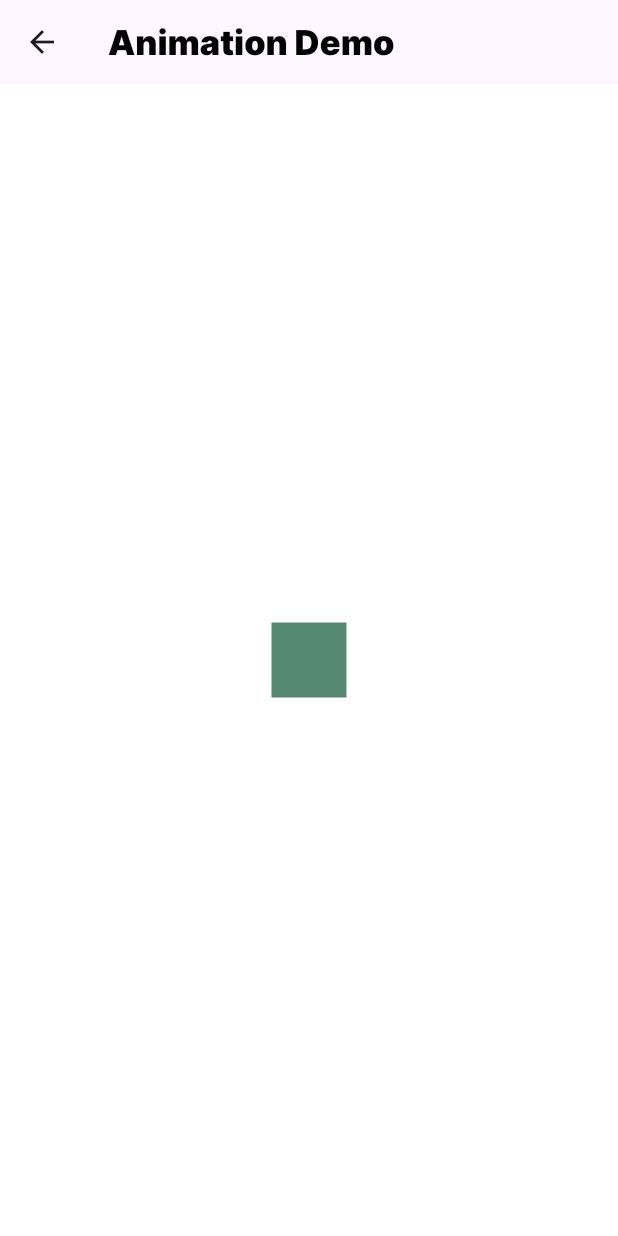
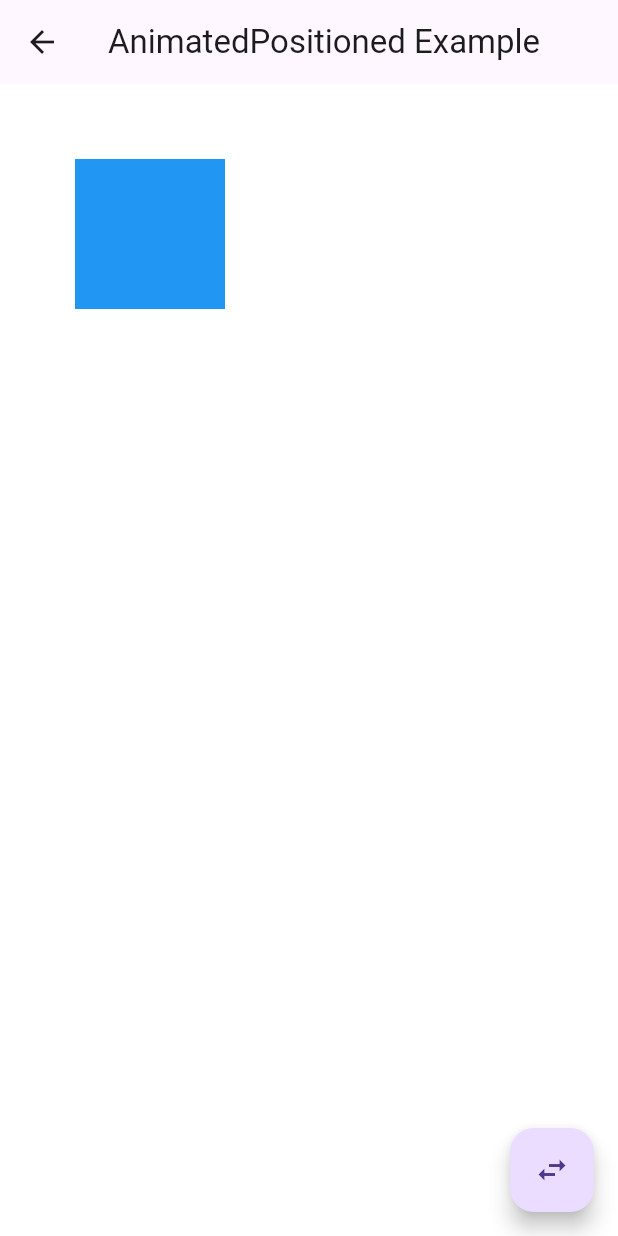
Before and after one commit to Yorq1nnur/najot_talim_nt, a Flutter app: the AnimatedDemoScreen screen opened directly, on a phone screen of 412 x 824 dp. Run offline on Flutter 3.47's test engine with Material 3 defaults, Android fonts, the phone set to English and light mode, and no system bars; our stand-ins replace flutter_screenutil, zoom_tap_animation.

Commit message:
Animations

```diff
--- a/lib/screens/animation_demo_screen/animation_demo_screen.dart
+++ b/lib/screens/animation_demo_screen/animation_demo_screen.dart
@@ -1,9 +1,6 @@
 // ignore_for_file: prefer_const_constructors, prefer_const_literals_to_create_immutables
 
 import 'package:flutter/material.dart';
-import 'package:flutter_screenutil/flutter_screenutil.dart';
-import 'package:najot_talim_nt/utils/colors/app_colors.dart';
-import 'package:najot_talim_nt/utils/styles/app_text_style.dart';
 
 class AnimatedDemoScreen extends StatefulWidget {
   const AnimatedDemoScreen({
@@ -17,76 +14,124 @@ class AnimatedDemoScreen extends StatefulWidget {
   State<AnimatedDemoScreen> createState() => _AnimatedDemoScreenState();
 }
 
-class _AnimatedDemoScreenState extends State<AnimatedDemoScreen>
-    with SingleTickerProviderStateMixin {
-  late AnimationController controller;
-  late Animation colorAnimation;
-  late Animation sizeAnimation;
-  late Animation borderSizeAnimation;
-  bool isSquare = true;
+class _AnimatedDemoScreenState extends State<AnimatedDemoScreen> {
+  bool _isLeft = true;
+  bool _isTop = true;
 
-  @override
-  void initState() {
-    super.initState();
-
-    controller = AnimationController(
-      vsync: this,
-      duration: const Duration(seconds: 2),
-    );
-
-    colorAnimation =
-        ColorTween(begin: Colors.green, end: Colors.deepPurple).animate(controller);
-
-    sizeAnimation =
-    Tween<double>(begin: 50.0, end: 300.0).animate(CurvedAnimation(
-      parent: controller,
-      curve: Curves.bounceIn,
-      reverseCurve: Curves.bounceIn,
-    ))
-      ..addListener(() {
-        setState(() {});
-      });
-    borderSizeAnimation =
-        Tween<double>(begin: 5.0, end: 50.0).animate(controller);
-
-    controller.addListener(() {
-      setState(() {});
+  void _togglePosition() {
+    setState(() {
+      _isLeft = !_isLeft;
     });
-
-    controller.repeat(reverse: true);
+  }
+  void _bottomPosition() {
+    setState(() {
+      _isTop = !_isTop;
+    });
   }
 
   @override
   Widget build(BuildContext context) {
     return Scaffold(
       appBar: AppBar(
-        title: Text(
-          widget.title,
-          style: AppTextStyle.interBold.copyWith(
-            color: AppColors.black,
-            fontSize: 20.sp,
-            fontWeight: FontWeight.w900,
-          ),
+        title: Text('AnimatedPositioned Example'),
+      ),
+      body: Center(
+        child: Stack(
+          children: <Widget>[
+            // AnimatedPositioned widget to create the animated transition
+            AnimatedPositioned(
+              duration: Duration(seconds: 1), // Animation duration
+              left: _isLeft ? 50 : 150, // Change the left position based on the _isLeft state
+              top: 50, // Fixed top position
+              child: Container(
+                width: 100,
+                height: 100,
+                color: Colors.blue,
+              ),
+            ),
+          ],
         ),
       ),
-      body: GestureDetector(
-        onTap: () {
-          setState(() {
-            isSquare = !isSquare;
-          });
-        },
-        child: Center(
-          child: AnimatedContainer(
-            duration: const Duration(seconds: 2),
-            height: isSquare ? 50.0 : 300.0,
-            width: isSquare ? 50.0 : 300.0,
-            decoration: BoxDecoration(
-              color: colorAnimation.value,
-              borderRadius: isSquare ? null : BorderRadius.circular(30.0),
-            ),
-          ),
-        ),
+      // Floating action button to trigger the position toggle
+      floatingActionButton: FloatingActionButton(
+        onPressed: _togglePosition, // Call _togglePosition when pressed
+        child: Icon(Icons.swap_horiz), // Icon to display on the button
       ),
     );
   }
 }
+
+
+// class _AnimatedDemoScreenState extends State<AnimatedDemoScreen>
+//     with SingleTickerProviderStateMixin {
+//   late AnimationController controller;
+//   late Animation colorAnimation;
+//   late Animation sizeAnimation;
+//   late Animation borderSizeAnimation;
+//   bool isSquare = true;
+//
+//   @override
+//   void initState() {
+//     super.initState();
+//
+//     controller = AnimationController(
+//       vsync: this,
+//       duration: const Duration(seconds: 2),
+//     );
+//
+//     colorAnimation =
+//         ColorTween(begin: Colors.green, end: Colors.deepPurple).animate(controller);
+//
+//     sizeAnimation =
+//     Tween<double>(begin: 50.0, end: 300.0).animate(CurvedAnimation(
+//       parent: controller,
+//       curve: Curves.bounceIn,
+//       reverseCurve: Curves.bounceIn,
+//     ))
+//       ..addListener(() {
+//         setState(() {});
+//       });
+//     borderSizeAnimation =
+//         Tween<double>(begin: 5.0, end: 50.0).animate(controller);
+//
+//     controller.addListener(() {
+//       setState(() {});
+//     });
+//
+//     controller.repeat(reverse: true);
+//   }
+//
+//   @override
+//   Widget build(BuildContext context) {
+//     return Scaffold(
+//       appBar: AppBar(
+//         title: Text(
+//           widget.title,
+//           style: AppTextStyle.interBold.copyWith(
+//             color: AppColors.black,
+//             fontSize: 20.sp,
+//             fontWeight: FontWeight.w900,
+//           ),
+//         ),
+//       ),
+//       body: GestureDetector(
+//         onTap: () {
+//           setState(() {
+//             isSquare = !isSquare;
+//           });
+//         },
+//         child: Center(
+//           child: AnimatedContainer(
+//             duration: const Duration(seconds: 2),
+//             height: isSquare ? 50.0 : 300.0,
+//             width: isSquare ? 50.0 : 300.0,
+//             decoration: BoxDecoration(
+//               color: colorAnimation.value,
+//               borderRadius: isSquare ? null : BorderRadius.circular(30.0),
+//             ),
+//           ),
+//         ),
+//       ),
+//     );
+//   }
+// }
```
